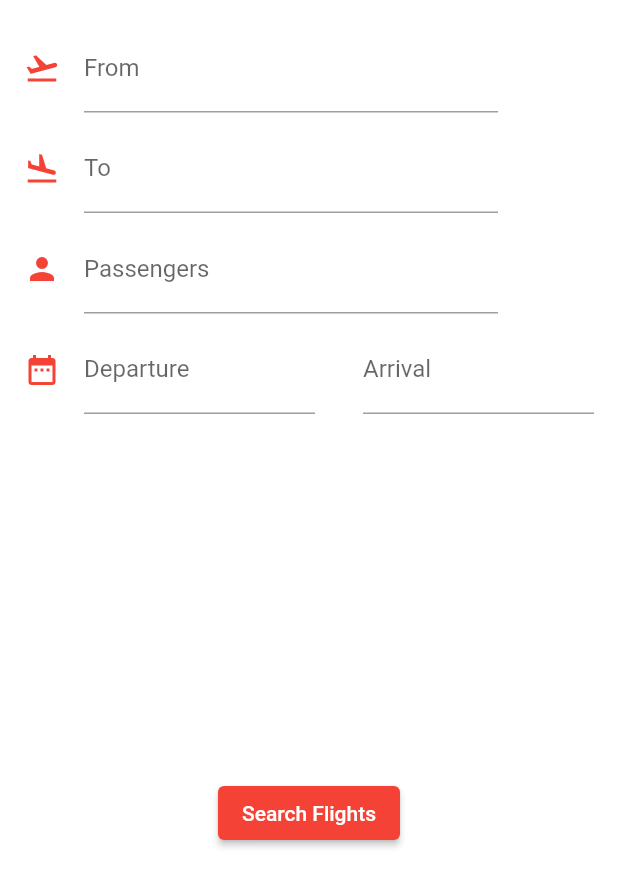
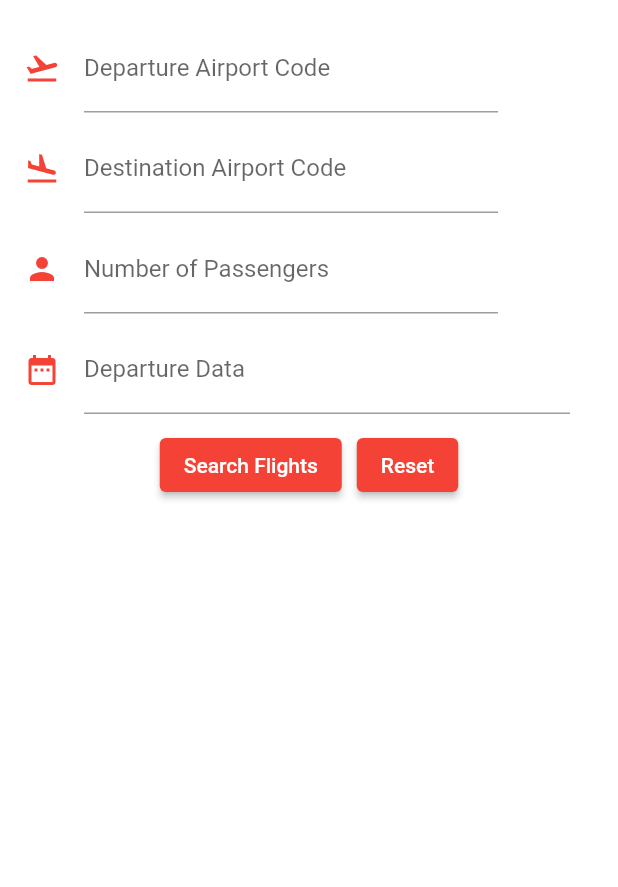
Before and after one commit to amarnathpatel/travel_booking_app, a Flutter app: the FlightSearchScreen screen opened by its route, on a phone screen of 412 x 824 dp. Shown: the top 887 px of the screen. Run offline on Flutter 3.47's test engine with Material 2 defaults, Android fonts, the phone set to English and light mode, and no system bars.

Commit message:
Input validation on Flight Search screen

```diff
--- a/lib/screens/flight_search_screen.dart
+++ b/lib/screens/flight_search_screen.dart
@@ -1,15 +1,30 @@
 import 'package:flutter/material.dart';
 
+import '../models/flight.dart';
 import 'flight_results_list_screen.dart';
 
-class FlightSearchScreen extends StatelessWidget {
+class FlightSearchScreen extends StatefulWidget {
   static const String routeName = '/flight';
 
   const FlightSearchScreen({super.key});
 
   @override
+  State<FlightSearchScreen> createState() => _FlightSearchScreenState();
+}
+
+class _FlightSearchScreenState extends State<FlightSearchScreen> {
+  TextEditingController sourceAirportInputController = TextEditingController();
+  TextEditingController destinationAirportInputController =
+      TextEditingController();
+  TextEditingController passengersInputController = TextEditingController();
+  TextEditingController departureDateInputController = TextEditingController();
+
+  final _formKey = GlobalKey<FormState>();
+
+  @override
   Widget build(BuildContext context) {
     return Form(
+      key: _formKey,
       child: Padding(
         padding: const EdgeInsets.all(16.0),
         child: Column(
@@ -17,27 +32,57 @@ class FlightSearchScreen extends StatelessWidget {
             Padding(
               padding: const EdgeInsets.fromLTRB(0.0, 0.0, 64.0, 8.0),
               child: TextFormField(
+                controller: sourceAirportInputController,
+                keyboardType: TextInputType.name,
+                validator: (value) {
+                  debugPrint('Departure airport  input Validator : $value');
+                  if (value!.isEmpty) {
+                    return 'Departure airport can\'t be blank';
+                  } else {
+                    return null;
+                  }
+                },
                 decoration: const InputDecoration(
                   icon: Icon(Icons.flight_takeoff, color: Colors.red),
-                  labelText: "From",
+                  labelText: "Departure Airport Code",
                 ),
               ),
             ),
             Padding(
               padding: const EdgeInsets.fromLTRB(0.0, 0.0, 64.0, 8.0),
               child: TextFormField(
+                controller: destinationAirportInputController,
+                keyboardType: TextInputType.name,
+                validator: (value) {
+                  debugPrint('Destination airport input Validator : $value');
+                  if (value!.isEmpty) {
+                    return 'Destination airport can\'t be blank';
+                  } else {
+                    return null;
+                  }
+                },
                 decoration: const InputDecoration(
                   icon: Icon(Icons.flight_land, color: Colors.red),
-                  labelText: "To",
+                  labelText: "Destination Airport Code",
                 ),
               ),
             ),
             Padding(
               padding: const EdgeInsets.fromLTRB(0.0, 0.0, 64.0, 8.0),
               child: TextFormField(
+                controller: passengersInputController,
+                keyboardType: TextInputType.number,
+                validator: (value) {
+                  debugPrint('Passengers input Validator : $value');
+                  if (value!.isEmpty) {
+                    return 'Passengers field can\'t be blank';
+                  } else {
+                    return null;
+                  }
+                },
                 decoration: const InputDecoration(
                   icon: Icon(Icons.person, color: Colors.red),
-                  labelText: "Passengers",
+                  labelText: "Number of Passengers",
                 ),
               ),
             ),
@@ -51,35 +96,87 @@ class FlightSearchScreen extends StatelessWidget {
                   child: Padding(
                     padding: const EdgeInsets.only(right: 16.0),
                     child: TextFormField(
+                      controller: departureDateInputController,
+                      keyboardType: TextInputType.datetime,
                       decoration: const InputDecoration(
-                        labelText: 'Departure',
+                        labelText: 'Departure Data',
                         hintText: 'Please input date of departure.',
                       ),
+                      validator: (value) {
+                        debugPrint('Departure date  input Validator : $value');
+                        if (value!.isEmpty) {
+                          return 'Departure date field can\'t be blank';
+                        } else {
+                          return null;
+                        }
+                      },
                     ),
                   ),
                 ),
-                Expanded(
-                  child: Padding(
-                    padding: const EdgeInsets.only(left: 16.0),
-                    child: TextFormField(
-                      decoration: const InputDecoration(labelText: "Arrival"),
-                    ),
-                  ),
-                ),
+                // Expanded(
+                //   child: Padding(
+                //     padding: const EdgeInsets.only(left: 16.0),
+                //     child: TextFormField(
+                //       decoration: const InputDecoration(labelText: "Arrival"),
+                //     ),
+                //   ),
+                // ),
               ],
             ),
-            Expanded(
-                child: Center(
-                    child: ElevatedButton(
-                        onPressed: () {
-                          // TO DO Passing argumants
-                          Navigator.pushNamed(
-                              context, FlightResultsListScreen.routeName);
-                        },
-                        child: const Text('Search Flights')))),
+            // Expanded(
+            //   child: Center(
+            //     child: ElevatedButton(
+            //       onPressed: () {
+            //         _onSearchFlightBtnTap();
+            //       },
+            //       child: const Text('Search Flights'),
+            //     ),
+            //   ),
+            // ),
+            const SizedBox(height: 10.0),
+            Row(mainAxisAlignment: MainAxisAlignment.center, children: [
+              ElevatedButton(
+                onPressed: () {
+                  _onSearchFlightBtnTap();
+                },
+                child: const Text('Search Flights'),
+              ),
+              const SizedBox(width: 10.0),
+              ElevatedButton(
+                onPressed: () {
+                  _onReset();
+                },
+                child: const Text('Reset'),
+              ),
+            ])
           ],
         ),
       ),
     );
   }
+
+  void _onSearchFlightBtnTap() {
+    if (_formKey.currentState!.validate()) {
+      String sourceAirportCode = sourceAirportInputController.text;
+      String destinationAirportCode = destinationAirportInputController.text;
+      String noOfPassengers = passengersInputController.text;
+      String departureDate = departureDateInputController.text;
+      debugPrint('Input data: source : $sourceAirportCode');
+      debugPrint('Input data: destination : $destinationAirportCode');
+      debugPrint('Input data: No of passengers : $noOfPassengers');
+      debugPrint('Input data: Departure Date : $departureDate');
+
+      // TO DO Passing argumants
+      Navigator.pushNamed(context, FlightResultsListScreen.routeName,
+          arguments:
+              Flight(DateTime(2023), DateTime(2023), '466', 'Air Ashia'));
+    }
+  }
+
+  _onReset() {
+    sourceAirportInputController.clear();
+    destinationAirportInputController.clear();
+    passengersInputController.clear();
+    departureDateInputController.clear();
+  }
 }
```
